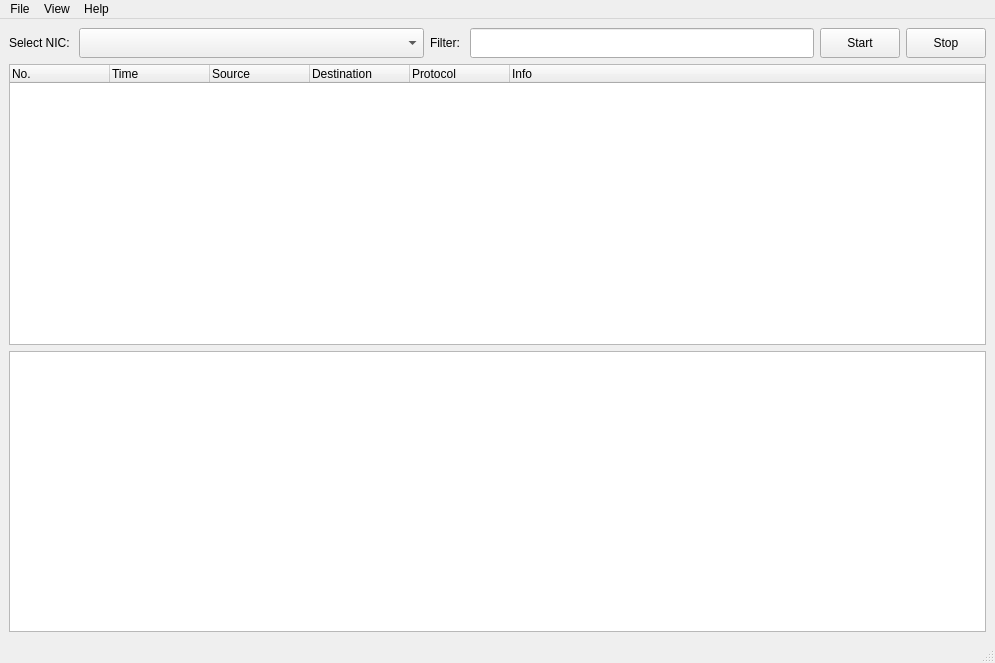
Before: the Qt Designer form simplesniffer/gui/ui_files/mainwindow.ui in ChinaNuke/SimpleSniffer, drawn with Qt 5.
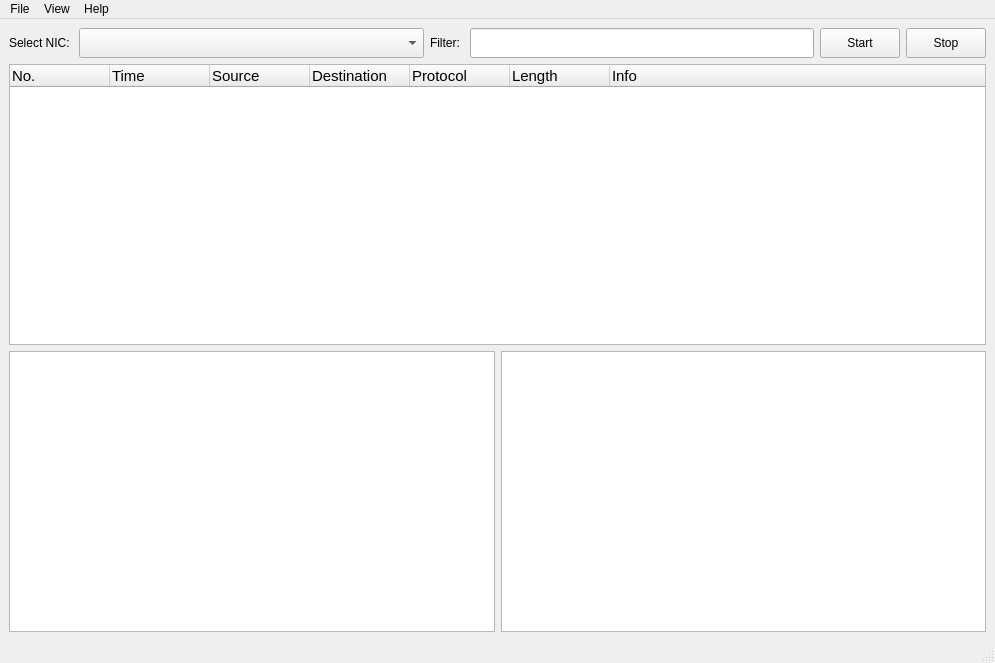
After: the same form once the commit is applied.

Patch:
```diff
--- a/simplesniffer/gui/ui_files/mainwindow.ui
+++ b/simplesniffer/gui/ui_files/mainwindow.ui
@@ -90,6 +90,11 @@
     </item>
     <item>
      <widget class="QTableWidget" name="tblFlows">
+      <property name="font">
+       <font>
+        <pointsize>11</pointsize>
+       </font>
+      </property>
       <property name="autoFillBackground">
        <bool>false</bool>
       </property>
@@ -103,7 +108,7 @@
        <bool>true</bool>
       </property>
       <property name="columnCount">
-       <number>6</number>
+       <number>7</number>
       </property>
       <attribute name="horizontalHeaderVisible">
        <bool>true</bool>
@@ -154,6 +159,14 @@
         <set>AlignLeading|AlignVCenter</set>
        </property>
       </column>
+      <column>
+       <property name="text">
+        <string>Length</string>
+       </property>
+       <property name="textAlignment">
+        <set>AlignLeading|AlignVCenter</set>
+       </property>
+      </column>
       <column>
        <property name="text">
         <string>Info</string>
@@ -165,7 +178,14 @@
      </widget>
     </item>
     <item>
+     <layout class="QHBoxLayout" name="horizontalLayout">
+      <item>
      <widget class="QTreeWidget" name="treeDetials">
+        <property name="font">
+         <font>
+          <pointsize>12</pointsize>
+         </font>
+        </property>
       <property name="editTriggers">
        <set>QAbstractItemView::NoEditTriggers</set>
       </property>
@@ -181,6 +201,17 @@
        </property>
       </column>
      </widget>
+      </item>
+      <item>
+       <widget class="QTextBrowser" name="txtHex">
+        <property name="font">
+         <font>
+          <pointsize>12</pointsize>
+         </font>
+        </property>
+       </widget>
+      </item>
+     </layout>
     </item>
    </layout>
   </widget>
```
Lines whose indentation alone changed are shown as unchanged.
